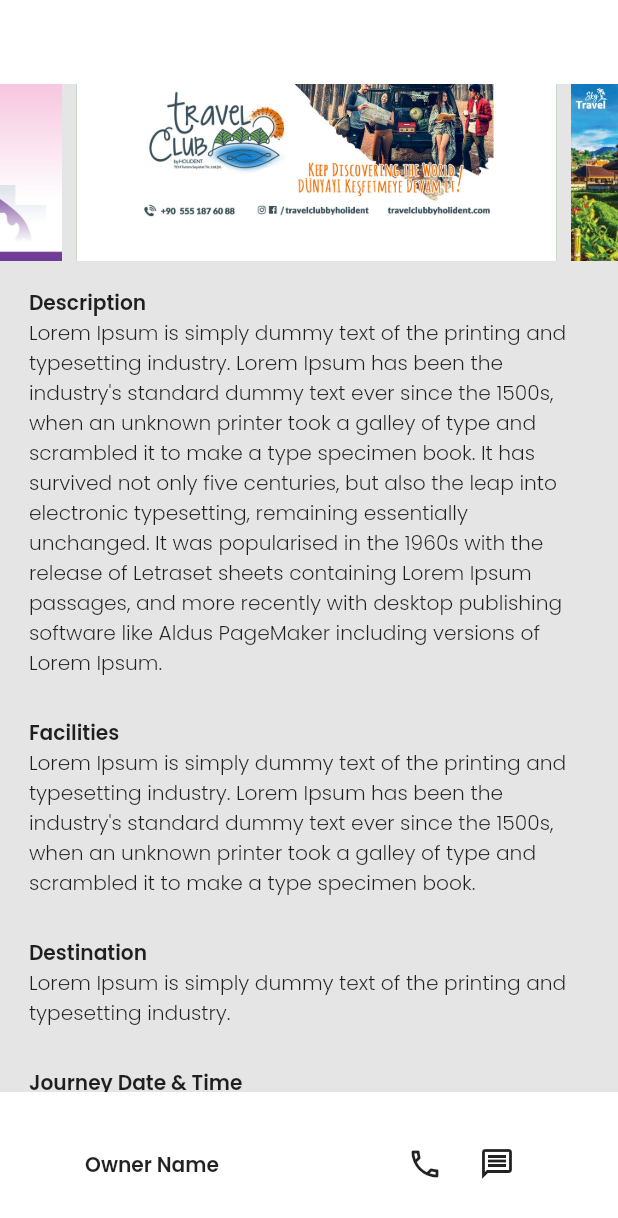
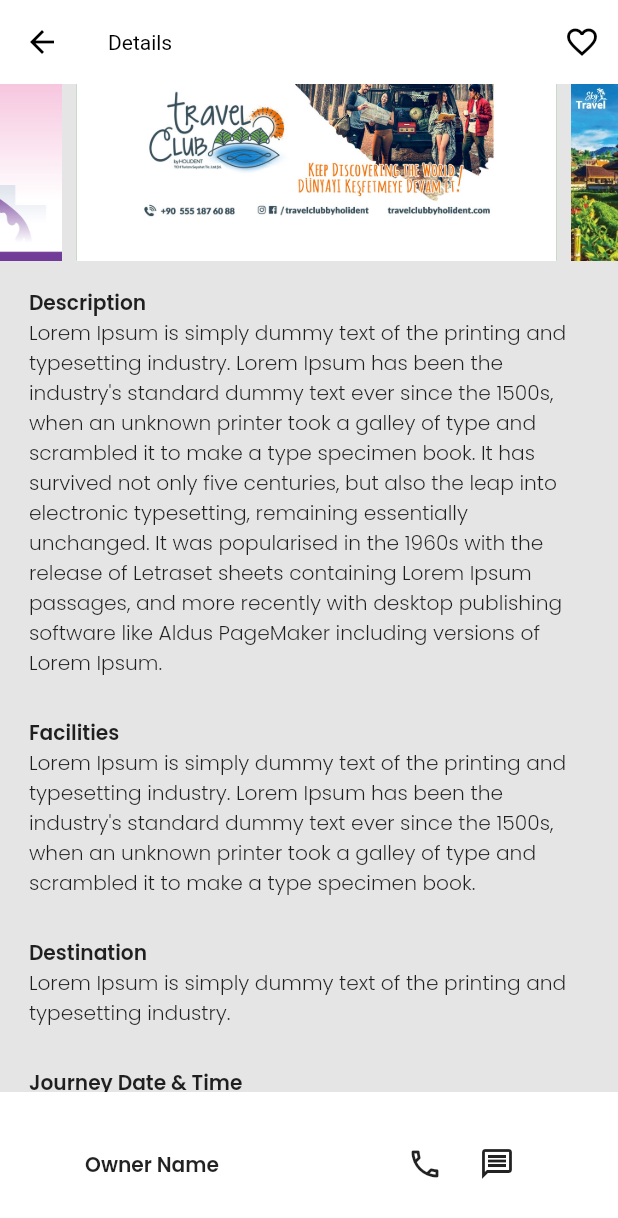
Before and after one commit to azahar24/tour_application, a Flutter app: the DetailsSCreen screen opened by its route, on a phone screen of 412 x 824 dp. Shown: the top 1218 px of the screen. Run offline on Flutter 3.47's test engine with Material 2 defaults, Android fonts, the phone set to English and light mode, and no system bars; drawn by our look-alikes of carousel_slider; our stand-ins replace cloud_firestore, dots_indicator, firebase_auth, firebase_core, flutter_screenutil, fluttertoast and 6 more; missing offline and left inert: syncfusion_flutter_pdfviewer; accounts and stored records are empty; project files that could hold a hidden picture were left out.

Commit message:
Initial commit

```diff
--- /dev/null
+++ b/lib/business_logics/app_languages.dart
@@ -0,0 +1,13 @@
+import 'package:get/get.dart';
+
+import '../ui/languages/ban.dart';
+import '../ui/languages/eng.dart';
+
+
+class AppLanguages extends Translations {
+  @override
+  Map<String, Map<String, String>> get keys => {
+    'en_US': eng,
+    'bn_BD': ban,
+  };
+}
--- /dev/null
+++ b/lib/ui/languages/ban.dart
@@ -0,0 +1,7 @@
+Map<String, String> ban = {
+  "appName": 'শেল্টার',
+  "darkMode": 'ডার্ক মোড',
+  "logout": "লগআউট",
+  "Profile": "প্রোফাইল",
+  "languages": "ভাষা"
+};
--- /dev/null
+++ b/lib/ui/languages/eng.dart
@@ -0,0 +1,7 @@
+Map<String, String> eng = {
+  "appName": 'Shelter',
+  "darkMode": 'Dark Mode',
+  "logout": "Logout",
+  "profile": "Profile",
+  "languages": "Languages"
+};
--- /dev/null
+++ b/lib/ui/theme/app_theme.dart
@@ -0,0 +1,37 @@
+import 'package:flutter/material.dart';
+import 'package:google_fonts/google_fonts.dart';
+
+import '../../const/app_colors.dart';
+
+class AppTheme {
+  ThemeData lightTheme(context) => ThemeData(
+    brightness: Brightness.light,
+    appBarTheme: const AppBarTheme(
+      titleTextStyle: TextStyle(color: Colors.black),
+      iconTheme: IconThemeData(
+        color: Colors.black,
+      ),
+    ),
+    colorScheme: const ColorScheme.light(),
+    primarySwatch: Colors.blue,
+    textTheme: GoogleFonts.poppinsTextTheme(
+      Theme.of(context).textTheme.apply(),
+    ),
+    scaffoldBackgroundColor: AppColors.scaffoldColor,
+  );
+
+  ThemeData darkTheme(context) => ThemeData(
+    appBarTheme: const AppBarTheme(
+      titleTextStyle: TextStyle(color: Colors.white),
+      iconTheme: IconThemeData(
+        color: Colors.white,
+      ),
+    ),
+    colorScheme: const ColorScheme.dark(),
+    primarySwatch: Colors.amber,
+    textTheme: GoogleFonts.actorTextTheme(
+      Theme.of(context).textTheme.apply(),
+    ),
+    scaffoldBackgroundColor: Colors.black38,
+  );
+}
```
Also changed, not shown: lib/main.dart (+11 -9 lines), lib/ui/views/drawer_pages/settings.dart (+31 -7 lines).
